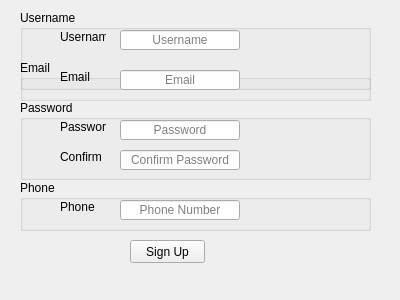
Above: MainScreen/newaccount.ui from ak2300941/Cis17BGroupProject before the change. Below: the same form after it.
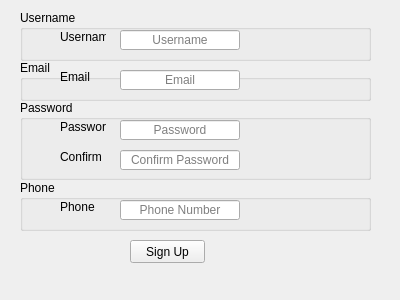
That is the form after the change.

Patch:
```diff
--- a/MainScreen/newaccount.ui
+++ b/MainScreen/newaccount.ui
@@ -35,7 +35,7 @@
      <x>20</x>
      <y>10</y>
      <width>351</width>
-     <height>80</height>
+     <height>51</height>
     </rect>
    </property>
    <property name="title">
```
Left out of the diff: 32 changed lines with no effect on the pictures.
